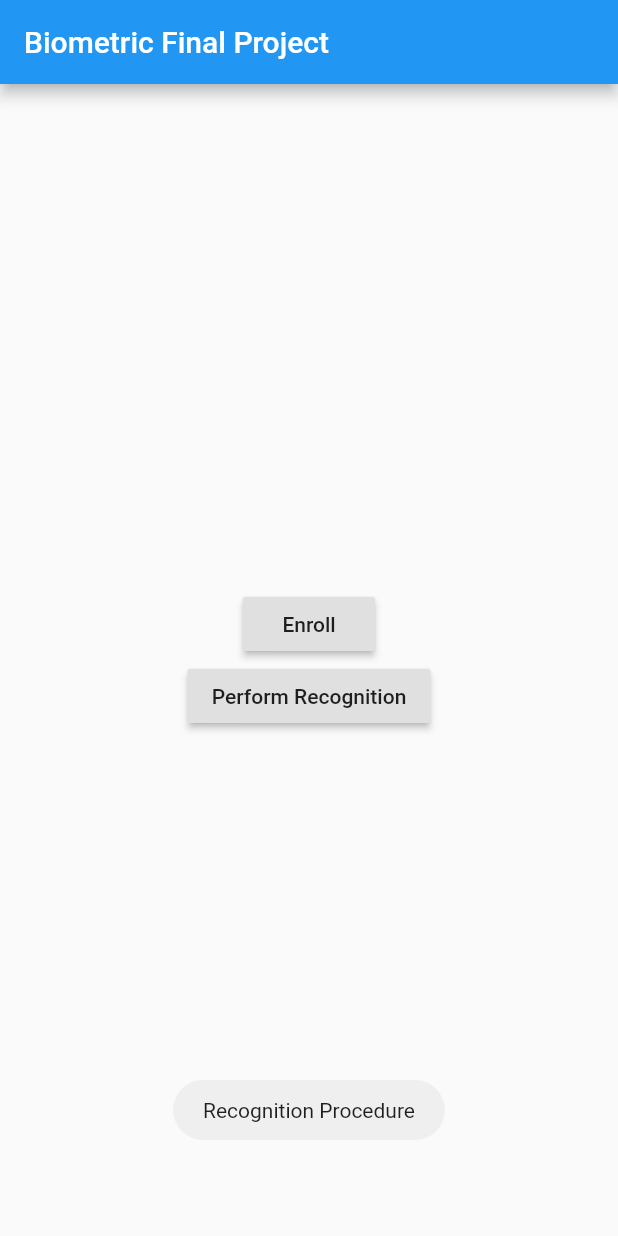
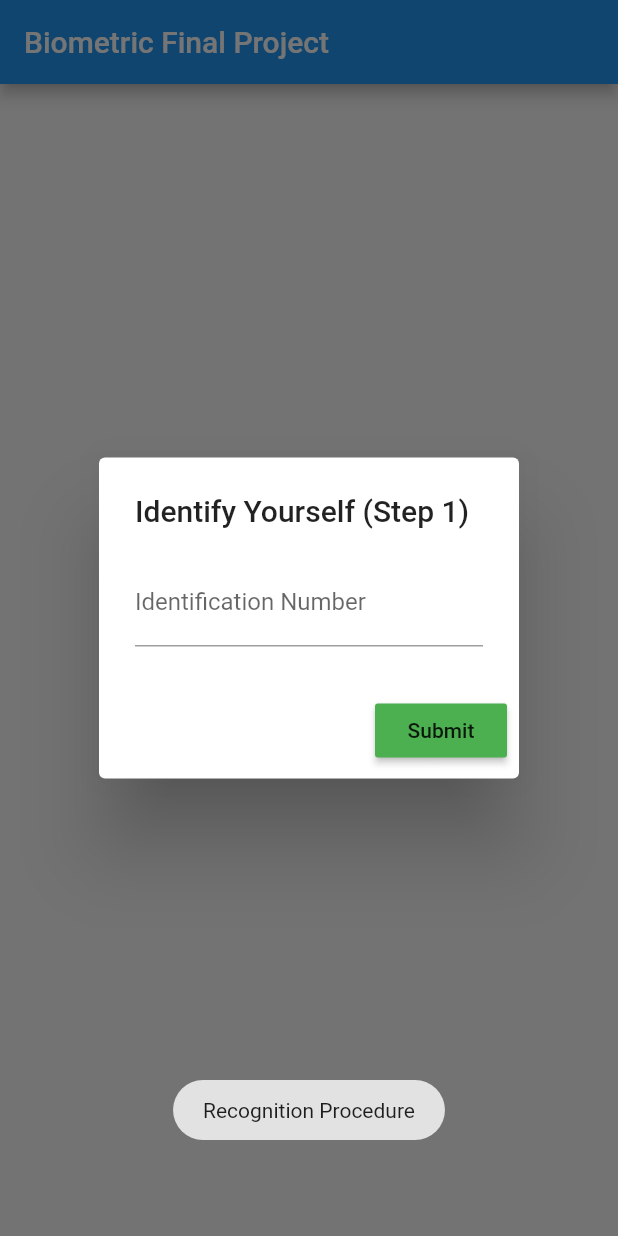
Before and after one commit to ritvij-saxena/biometrics-final-project, a Flutter app: the screen it shows after launch, after a tap on "Perform Recognition", on a phone screen of 412 x 824 dp. Run offline on Flutter 3.47's test engine with Material 2 defaults, Android fonts, the phone set to English and light mode, and no system bars; our stand-ins replace camera, fluttertoast, gallery_saver, local_auth; missing offline and left inert: multi_image_picker.

Commit message:
Implemented Dialog Input

```diff
--- a/lib/main.dart
+++ b/lib/main.dart
@@ -8,7 +8,6 @@ import 'package:multi_image_picker/multi_image_picker.dart';
 import 'package:path/path.dart' show join;
 import 'package:path_provider/path_provider.dart';
 import 'dart:io';
-
 
 void main() => runApp(MyApp());
 
@@ -39,6 +38,8 @@ class MyHomePageState extends State<MyHomePage> {
   bool _canCheckBiometrics;
   String _authorized = "Not Authorized";
   List<BiometricType> _availableBiometrics;
+  bool dialogAuth = false;
+  String id = "1234";
 
   Future<void> checkBiometrics() async {
     bool canCheckBiometrics;
@@ -80,7 +81,7 @@ class MyHomePageState extends State<MyHomePage> {
     bool authenticated;
     try {
       authenticated = await authentication.authenticateWithBiometrics(
-          localizedReason: "Mandatory step for required task",
+          localizedReason: "Step 2 for required task",
           useErrorDialogs: true,
           stickyAuth: true);
     } on PlatformException catch (e) {
@@ -123,12 +124,16 @@ class MyHomePageState extends State<MyHomePage> {
                     msg: "Recognition Procedure",
                     toastLength: Toast.LENGTH_SHORT,
                   );
+                  dialogAuth = await authDialog(context, id);
+                  print('dialogauth ' + dialogAuth.toString());
+                  if (dialogAuth) {
                     await performFingerprintAuthentication();
                     if (_authorized == "Authorized") {
-                    Navigator.push(
+                      Navigator.pushReplacement(
                           context,
                           MaterialPageRoute(
                               builder: (context) => FaceRecognitionPage()));
+                    }
                   }
                 })
           ],
@@ -138,7 +143,35 @@ class MyHomePageState extends State<MyHomePage> {
   }
 }
 
-
+Future<bool> authDialog(BuildContext context, String id)  {
+  TextEditingController controller = TextEditingController();
+  bool result = false;
+  return showDialog(
+      context: context,
+      barrierDismissible: false,
+      builder: (context) {
+        return AlertDialog(
+          title: Text('Identify Yourself (Step 1)'),
+          content: TextField(
+            controller: controller,
+            decoration: InputDecoration(
+                labelText: 'Identification Number', hintText: "Enter Your ID"),
+          ),
+          actions: <Widget>[
+            RaisedButton(
+              color: Colors.green,
+              child: Text('Submit'),
+              onPressed: () {
+                  if(controller.text == id){
+                    result = true;
+                  }
+                  Navigator.of(context).pop(result);
+              },
+            )
+          ],
+        );
+      });
+}
 
 //---------------------------------------------------------------------------------------------------------------------------------
 // Camera Widget
@@ -250,7 +283,8 @@ class CameraState extends State<CameraWidget> {
                               try {
                                 await _initializeControllerFuture;
                                 final path = join(
-                                  (await getApplicationDocumentsDirectory()).path,
+                                  (await getApplicationDocumentsDirectory())
+                                      .path,
                                   '${DateTime.now().toString().replaceAll(new RegExp(r"\s+\b|\b\s"), "")}.png',
                                 );
                                 currentPhotoPath = path;
@@ -356,7 +390,6 @@ class DisplayPictureScreen extends StatelessWidget {
 //---------------------------------------------------------------------------------------------------------------------------------
 // Images For Training Widget
 
-
 class ImagesForTraining extends StatefulWidget {
   final List imageList;
 
@@ -372,8 +405,10 @@ class ImagesForTraining extends StatefulWidget {
 class ImagesForTrainingState extends State<ImagesForTraining> {
   List paths = List();
   final key = GlobalKey<FormState>();
+
   //List tempList = List();
   String dataset_name;
+
   loadImagePaths(Asset x) async {
     return x.filePath;
   }
@@ -383,16 +418,20 @@ class ImagesForTrainingState extends State<ImagesForTraining> {
     // TODO: implement build
     print(widget.imageList.length);
     return Scaffold(
-        appBar: AppBar(actions: <Widget>[
-          IconButton(icon: Icon(Icons.file_upload),
-            onPressed: (){
+        appBar: AppBar(
+          actions: <Widget>[
+            IconButton(
+              icon: Icon(Icons.file_upload),
+              onPressed: () {
                 Fluttertoast.showToast(
                   msg: "Uploading to cloud for train the model",
                   toastLength: Toast.LENGTH_SHORT,
                 );
                 submit();
-            },)
-        ],),
+              },
+            )
+          ],
+        ),
         body: SingleChildScrollView(
           child: Column(
             //alignment: AlignmentDirectional.bottomCenter,
@@ -401,20 +440,20 @@ class ImagesForTrainingState extends State<ImagesForTraining> {
                 key: key,
                 child: TextFormField(
                   decoration: InputDecoration(
-                      labelText: 'Dataset Name',
-                      hintText: 'Dataset Name'),
-                  validator: (input){
-                     if(input.isEmpty || input == null){
+                      labelText: 'Dataset Name', hintText: 'Dataset Name'),
+                  validator: (input) {
+                    if (input.isEmpty || input == null) {
                       return 'String is empty';
-                     } else{
+                    } else {
                       return null;
                     }
-                     }
-                  ,
-                  onSaved: (input)=> dataset_name= input ,
+                  },
+                  onSaved: (input) => dataset_name = input,
                 ),
               ),
-              SizedBox(height: 10.0,),
+              SizedBox(
+                height: 10.0,
+              ),
               GridView.count(
                 shrinkWrap: true,
                 crossAxisCount: 3,
@@ -435,7 +474,7 @@ class ImagesForTrainingState extends State<ImagesForTraining> {
     for (var i = 0; i < widget.imageList.length; i++) {
       Asset asset = widget.imageList[i];
       loadImagePaths(asset).then((result) {
-        print('Result'+result);
+        print('Result' + result);
         setState(() {
           paths.add(result);
         });
@@ -443,15 +482,12 @@ class ImagesForTrainingState extends State<ImagesForTraining> {
     }
   }
 
-void submit(){
-    if(key.currentState.validate()){
+  void submit() {
+    if (key.currentState.validate()) {
       key.currentState.save();
       print(dataset_name);
     }
   }
-
-
 }
 
-
 //---------------------------------------------------------------------------------------------------------------------------------s
```
Also changed, not shown: 2 other files. Lines whose indentation alone changed are shown as unchanged.
